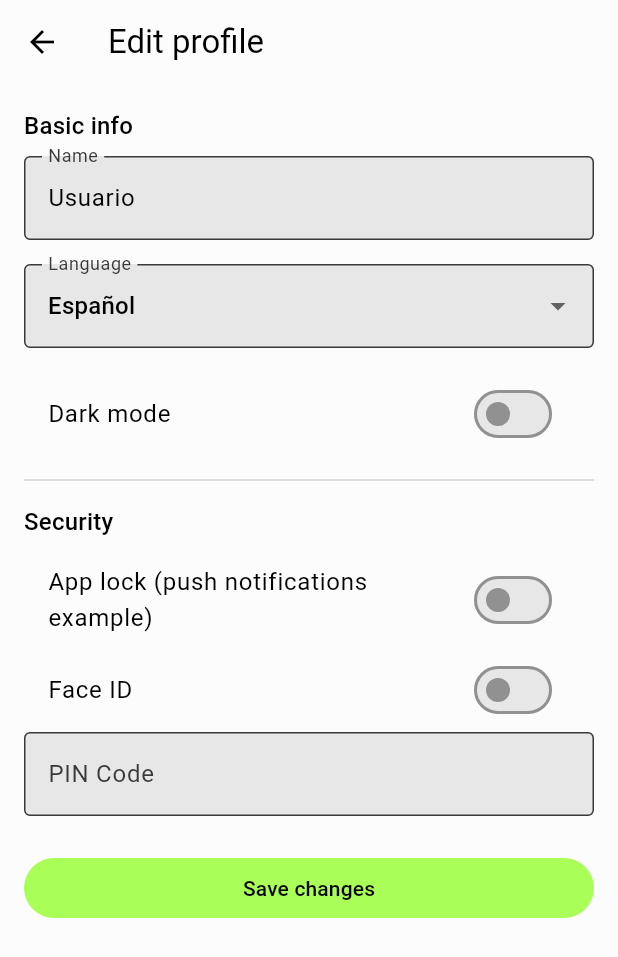
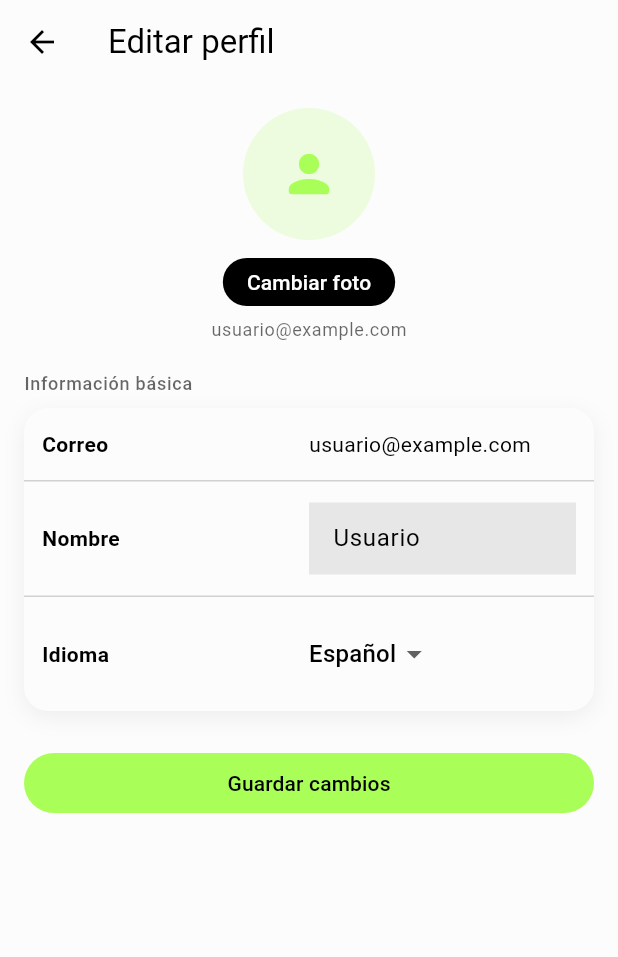
Before and after one commit to crycodex/swapme, a Flutter app: the EditProfilePage screen opened by its route, on a phone screen of 412 x 824 dp. Shown: the top 957 px of the screen. Run offline on Flutter 3.47's test engine with Material 3 defaults, Android fonts, the phone set to English and light mode, and no system bars; our stand-ins replace cloud_firestore, firebase_auth, firebase_core, firebase_storage, flex_color_scheme, get and 3 more; missing offline and left inert: glossy; accounts and stored records are empty; generated files the repository leaves out were written again.

Commit message:
Agrega la funcionalidad de selección y carga de imágenes de perfil en el controlador de autenticación. Se implementa la lógica para elegir imágenes desde la galería y se actualiza la imagen de perfil en Firestore. Se registran las dependencias de firebase_storage e image_picker en pubspec.yaml y se actualizan los archivos de configuración para soportar la nueva funcionalidad en todas las plataformas.

```diff
--- a/lib/controllers/auth/auth_controller.dart
+++ b/lib/controllers/auth/auth_controller.dart
@@ -2,6 +2,9 @@ import 'package:get/get.dart';
 import 'package:flutter/material.dart';
 import 'package:firebase_auth/firebase_auth.dart';
 import 'package:cloud_firestore/cloud_firestore.dart';
+import 'dart:io';
+import 'package:firebase_storage/firebase_storage.dart';
+import 'package:image_picker/image_picker.dart';
 import '../../data/models/user_model.dart';
 import 'package:sign_in_with_apple/sign_in_with_apple.dart';
 import '../../routes/routes.dart';
@@ -24,6 +27,8 @@ class AuthController extends GetxController {
 
   final FirebaseAuth _auth = FirebaseAuth.instance;
   final FirebaseFirestore _firestore = FirebaseFirestore.instance;
+  final FirebaseStorage _storage = FirebaseStorage.instance;
+  final ImagePicker _imagePicker = ImagePicker();
 
   UserModel? user;
 
@@ -560,11 +565,37 @@ class AuthController extends GetxController {
 
   Future<void> updateProfileImage(String imagePath) async {
     try {
-      profileImage.value = imagePath;
+      if (uid.value.isEmpty) return;
+      final String fileName = 'profile.jpg';
+      final Reference ref = _storage.ref().child(
+        'users/${uid.value}/$fileName',
+      );
+      final UploadTask task = ref.putFile(
+        Uri.parse(imagePath).isAbsolute ? File(imagePath) : File(imagePath),
+      );
+      final TaskSnapshot snap = await task;
+      final String downloadUrl = await snap.ref.getDownloadURL();
+      await _firestore.collection('users').doc(uid.value).set({
+        'photoUrl': downloadUrl,
+      }, SetOptions(merge: true));
+      profileImage.value = downloadUrl;
+      profilePicture.value = downloadUrl;
       Get.snackbar('Éxito', 'Imagen de perfil actualizada');
     } catch (e) {
       Get.snackbar('Error', 'No se pudo actualizar la imagen de perfil');
     }
+  }
+
+  Future<void> pickAndUploadProfileImage() async {
+    try {
+      final XFile? picked = await _imagePicker.pickImage(
+        source: ImageSource.gallery,
+        imageQuality: 85,
+        maxWidth: 1080,
+      );
+      if (picked == null) return;
+      await updateProfileImage(picked.path);
+    } catch (_) {}
   }
 
   Future<void> updateUserName(String newName) async {
--- a/lib/presentation/pages/profile/edit_profile_page.dart
+++ b/lib/presentation/pages/profile/edit_profile_page.dart
@@ -12,26 +12,100 @@ class EditProfilePage extends GetView<AuthController> {
     final TextEditingController nameCtrl = TextEditingController(
       text: controller.userName.value,
     );
-    final TextEditingController pinCtrl = TextEditingController();
 
     return Scaffold(
-      appBar: AppBar(title: const Text('Edit profile')),
+      appBar: AppBar(title: const Text('Editar perfil')),
       body: Obx(() {
         final bool darkMode = controller.isDarkMode.value;
         final String lang = controller.language.value.isEmpty
             ? 'es'
             : controller.language.value;
+        final String email = controller.userEmail.value;
+        final String? photo = controller.profileImage.value;
+
         return ListView(
           padding: const EdgeInsets.all(16),
           children: [
-            Text('Basic info', style: theme.textTheme.titleMedium),
+            // Header similar al profile
+            Center(
+              child: Column(
+                children: [
+                  GestureDetector(
+                    onTap: () => controller.pickAndUploadProfileImage(),
+                    child: CircleAvatar(
+                      radius: 44,
+                      backgroundColor: colorScheme.primary.withValues(
+                        alpha: 0.18,
+                      ),
+                      backgroundImage: (photo != null && photo.isNotEmpty)
+                          ? NetworkImage(photo)
+                          : null,
+                      child: (photo == null || photo.isEmpty)
+                          ? Icon(
+                              Icons.person_rounded,
+                              color: colorScheme.primary,
+                              size: 40,
+                            )
+                          : null,
+                    ),
+                  ),
+                  const SizedBox(height: 12),
+                  SizedBox(
+                    height: 32,
+                    child: FilledButton.tonal(
+                      style: FilledButton.styleFrom(
+                        padding: const EdgeInsets.symmetric(
+                          horizontal: 16,
+                          vertical: 6,
+                        ),
+                        backgroundColor: Colors.black,
+                        foregroundColor: Colors.white,
+                        shape: const StadiumBorder(),
+                      ),
+                      onPressed: () => controller.pickAndUploadProfileImage(),
+                      child: const Text('Cambiar foto'),
+                    ),
+                  ),
                   const SizedBox(height: 8),
-            TextField(
+                  Text(
+                    email,
+                    style: theme.textTheme.bodySmall?.copyWith(
+                      color: theme.hintColor,
+                    ),
+                  ),
+                ],
+              ),
+            ),
+            const SizedBox(height: 20),
+
+            // Card: Información básica
+            _SectionTitle(title: 'Información básica'),
+            _SettingsCard(
+              children: [
+                _FormTile(
+                  label: 'Correo',
+                  child: Text(
+                    email,
+                    style: theme.textTheme.bodyMedium,
+                    overflow: TextOverflow.ellipsis,
+                  ),
+                ),
+                const Divider(height: 1),
+                _FormTile(
+                  label: 'Nombre',
+                  child: TextField(
                     controller: nameCtrl,
-              decoration: const InputDecoration(labelText: 'Name'),
+                    decoration: const InputDecoration(
+                      hintText: 'Nombre',
+                      border: InputBorder.none,
                     ),
-            const SizedBox(height: 16),
-            DropdownButtonFormField<String>(
+                  ),
+                ),
+                const Divider(height: 1),
+                _FormTile(
+                  label: 'Idioma',
+                  child: DropdownButtonHideUnderline(
+                    child: DropdownButton<String>(
                       value: lang,
                       items: const [
                         DropdownMenuItem(value: 'es', child: Text('Español')),
@@ -40,33 +114,12 @@ class EditProfilePage extends GetView<AuthController> {
                       onChanged: (String? v) {
                         if (v != null) controller.updateLanguage(v);
                       },
-              decoration: const InputDecoration(labelText: 'Language'),
                     ),
-            const SizedBox(height: 16),
-            SwitchListTile.adaptive(
-              value: darkMode,
-              title: const Text('Dark mode'),
-              onChanged: (_) => controller.toggleTheme(),
                   ),
-            const Divider(height: 32),
-            Text('Security', style: theme.textTheme.titleMedium),
-            const SizedBox(height: 8),
-            SwitchListTile.adaptive(
-              value: controller.isAppLockEnabled.value,
-              title: const Text('App lock (push notifications example)'),
-              onChanged: (bool v) => controller.toggleAppLock(v),
                 ),
-            SwitchListTile.adaptive(
-              value: controller.isBiometricEnabled.value,
-              title: const Text('Face ID'),
-              onChanged: (bool v) => controller.toggleBiometric(v),
+              ],
             ),
-            TextField(
-              controller: pinCtrl,
-              keyboardType: TextInputType.number,
-              decoration: const InputDecoration(labelText: 'PIN Code'),
-              onChanged: (String v) => controller.updatePin(v),
-            ),
+
             const SizedBox(height: 24),
             FilledButton(
               onPressed: () async {
@@ -81,7 +134,7 @@ class EditProfilePage extends GetView<AuthController> {
                   backgroundColor: colorScheme.surfaceVariant,
                 );
               },
-              child: const Text('Save changes'),
+              child: const Text('Guardar cambios'),
             ),
           ],
         );
@@ -89,3 +142,78 @@ class EditProfilePage extends GetView<AuthController> {
     );
   }
 }
+
+class _SectionTitle extends StatelessWidget {
+  final String title;
+  const _SectionTitle({required this.title});
+
+  @override
+  Widget build(BuildContext context) {
+    final ThemeData theme = Theme.of(context);
+    return Align(
+      alignment: Alignment.centerLeft,
+      child: Padding(
+        padding: const EdgeInsets.only(bottom: 8),
+        child: Text(
+          title,
+          style: theme.textTheme.labelMedium?.copyWith(color: theme.hintColor),
+        ),
+      ),
+    );
+  }
+}
+
+class _SettingsCard extends StatelessWidget {
+  final List<Widget> children;
+  const _SettingsCard({required this.children});
+
+  @override
+  Widget build(BuildContext context) {
+    final ThemeData theme = Theme.of(context);
+    return Container(
+      width: double.infinity,
+      decoration: BoxDecoration(
+        color: theme.colorScheme.surface,
+        borderRadius: BorderRadius.circular(16),
+        boxShadow: [
+          BoxShadow(
+            color: Colors.black.withValues(alpha: 0.06),
+            blurRadius: 12,
+            offset: const Offset(0, 4),
+          ),
+        ],
+      ),
+      child: Column(children: children),
+    );
+  }
+}
+
+class _FormTile extends StatelessWidget {
+  final String label;
+  final Widget child;
+  const _FormTile({required this.label, required this.child});
+
+  @override
+  Widget build(BuildContext context) {
+    final ThemeData theme = Theme.of(context);
+    final ColorScheme colorScheme = theme.colorScheme;
+    return Padding(
+      padding: const EdgeInsets.symmetric(horizontal: 12, vertical: 14),
+      child: Row(
+        crossAxisAlignment: CrossAxisAlignment.center,
+        children: [
+          Expanded(
+            child: Text(
+              label,
+              style: theme.textTheme.bodyMedium?.copyWith(
+                color: colorScheme.onSurface,
+                fontWeight: FontWeight.w600,
+              ),
+            ),
+          ),
+          Flexible(child: child),
+        ],
+      ),
+    );
+  }
+}
--- a/lib/presentation/widgets/organisms/home/home_layout.dart
+++ b/lib/presentation/widgets/organisms/home/home_layout.dart
@@ -349,16 +349,27 @@ class _ProfileView extends GetView<AuthController> {
               child: Column(
                 crossAxisAlignment: CrossAxisAlignment.center,
                 children: [
-                  CircleAvatar(
+                  GestureDetector(
+                    onTap: () => controller.pickAndUploadProfileImage(),
+                    child: Obx(() {
+                      final String? url = controller.profileImage.value;
+                      return CircleAvatar(
                         radius: 44,
                         backgroundColor: colorScheme.primary.withValues(
                           alpha: 0.18,
                         ),
-                    child: Icon(
+                        backgroundImage: (url != null && url.isNotEmpty)
+                            ? NetworkImage(url)
+                            : null,
+                        child: (url == null || url.isEmpty)
+                            ? Icon(
                                 Icons.person_rounded,
                                 color: colorScheme.primary,
                                 size: 40,
-                    ),
+                              )
+                            : null,
+                      );
+                    }),
                   ),
                   const SizedBox(height: 14),
                   Text(
--- a/pubspec.yaml
+++ b/pubspec.yaml
@@ -45,6 +45,9 @@ dependencies:
   #auth
   google_sign_in: ^7.1.1
   sign_in_with_apple: ^7.0.1
+  #storage & media
+  firebase_storage: ^13.0.0
+  image_picker: ^1.1.2
 
 
 dev_dependencies:
```
Also changed, not shown: pubspec.lock, 6 other files. Lines whose indentation alone changed are shown as unchanged.
